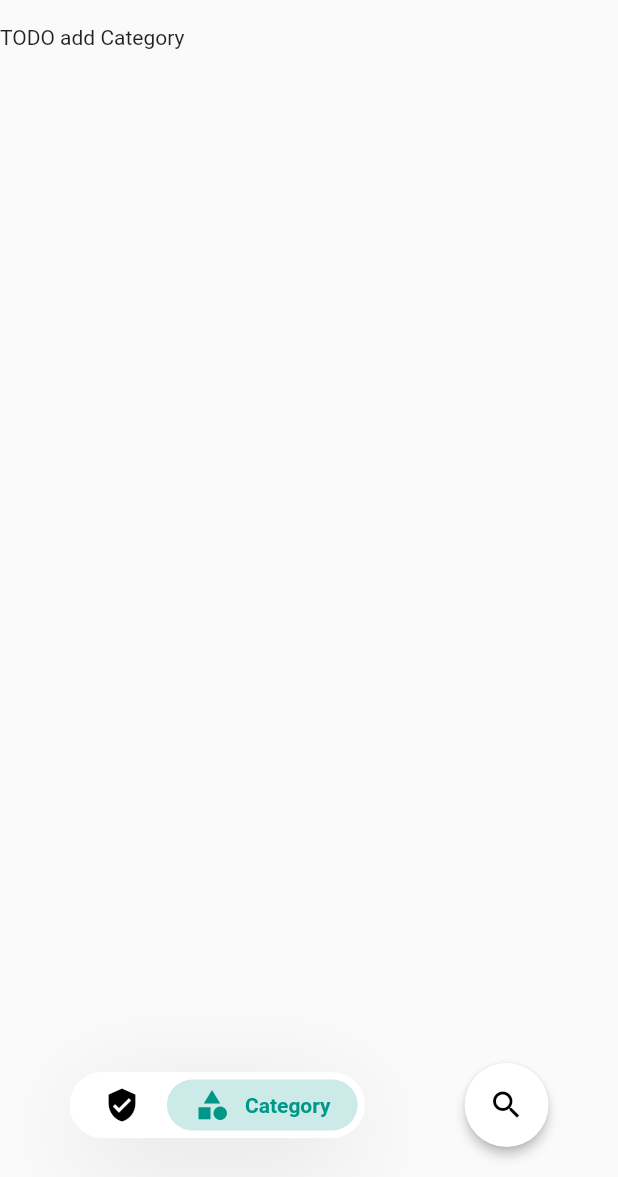
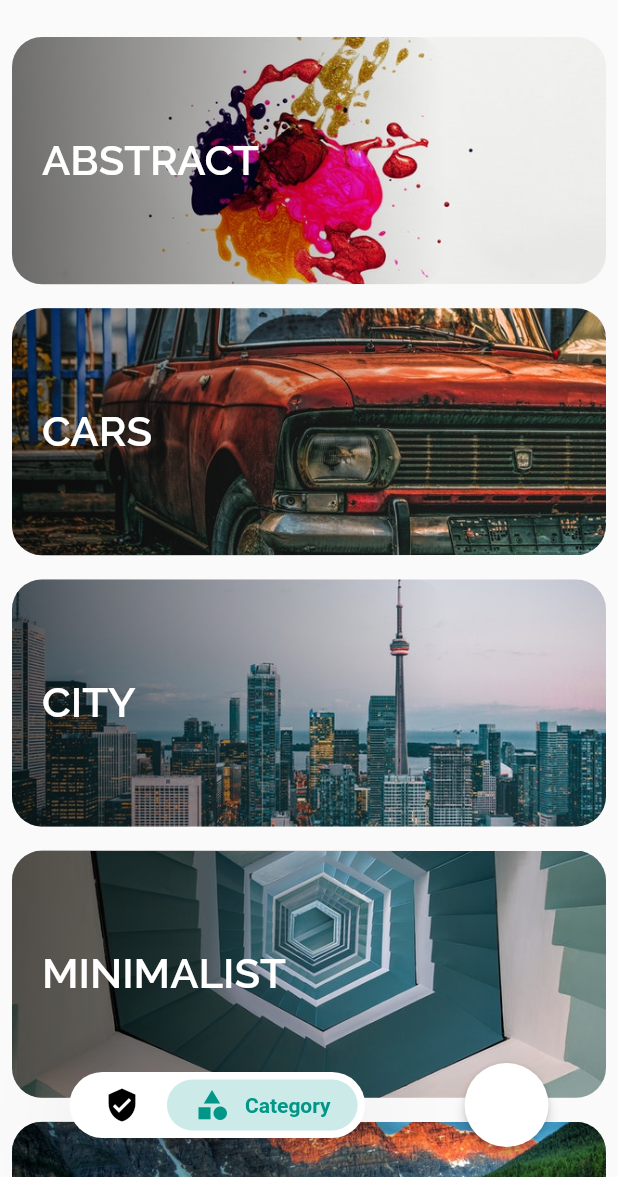
Before and after one commit to tsvillain/Wallbay, a Flutter app: the screen it shows after launch, swiped to page 2, on a phone screen of 412 x 824 dp, the part 59-1236 px from its top. Run offline on Flutter 3.47's test engine with Material 2 defaults, Android fonts, the phone set to English and light mode, and no system bars; drawn by our look-alikes of google_nav_bar; our stand-ins replace dio, flutter_bloc, photo_view, share, splashscreen; missing offline and left inert: easy_permission_validator, flutter_custom_tabs, launch_review, wallpaperplugin; network calls fail.

Commit message:
added category

```diff
--- a/lib/Bloc/wallpaperState.dart
+++ b/lib/Bloc/wallpaperState.dart
@@ -31,7 +31,7 @@ class CategoryWallpaperIsLoading extends WallpaperState {}
 class CategoryWallpaperIsLoaded extends WallpaperState {
   final List<Wallpaper> _wallpaper;
   CategoryWallpaperIsLoaded(this._wallpaper);
-  List<Wallpaper> get getWallpaper => _wallpaper;
+  List<Wallpaper> get getCategoryWallpaper => _wallpaper;
 }
 
 class CategoryWallpaperIsNotLoaded extends WallpaperState {}
--- /dev/null
+++ b/lib/Model/cateogry.dart
@@ -0,0 +1,42 @@
+import 'package:flutter/material.dart';
+
+class Category {
+  String name;
+  AssetImage image;
+
+  Category({
+    @required this.name,
+    @required this.image,
+  });
+}
+
+List<Category> categoryList = [
+  Category(
+    image: AssetImage("image/abstract.jpg"),
+    name: "Abstract",
+  ),
+  Category(
+    image: AssetImage("image/car.jpg"),
+    name: "Cars",
+  ),
+  Category(
+    image: AssetImage("image/city.jpg"),
+    name: "City",
+  ),
+  Category(
+    image: AssetImage("image/minimalist.jpg"),
+    name: "Minimalist",
+  ),
+  Category(
+    image: AssetImage("image/nature.jpg"),
+    name: "Nature",
+  ),
+  Category(
+    image: AssetImage("image/space.jpg"),
+    name: "Space",
+  ),
+  Category(
+    image: AssetImage("image/sport.jpg"),
+    name: "Sport",
+  ),
+];
--- /dev/null
+++ b/lib/Screens/CategoryList.dart
@@ -0,0 +1,78 @@
+import 'package:flutter/cupertino.dart';
+import 'package:flutter/material.dart';
+import 'package:wallbay/Model/cateogry.dart';
+import 'package:wallbay/Screens/Category.dart' as category;
+
+class CategoryList extends StatefulWidget {
+  @override
+  _CategoryListState createState() => _CategoryListState();
+}
+
+class _CategoryListState extends State<CategoryList>
+    with AutomaticKeepAliveClientMixin {
+  @override
+  Widget build(BuildContext context) {
+    super.build(context);
+    return ListView.builder(
+        itemCount: categoryList.length,
+        itemBuilder: (context, index) {
+          return Padding(
+            padding: const EdgeInsets.all(8.0),
+            child: InkWell(
+              onTap: () {
+                Navigator.push(
+                    context,
+                    MaterialPageRoute(
+                        builder: (context) => category.Category(
+                            category: categoryList[index].name)));
+              },
+              child: Stack(
+                children: [
+                  Container(
+                    height: MediaQuery.of(context).size.height * 0.2,
+                    decoration: BoxDecoration(
+                      borderRadius: BorderRadius.circular(20),
+                      image: DecorationImage(
+                        image: categoryList[index].image,
+                        fit: BoxFit.cover,
+                      ),
+                    ),
+                  ),
+                  Container(
+                    height: MediaQuery.of(context).size.height * 0.2,
+                    width: MediaQuery.of(context).size.width * 0.7,
+                    decoration: BoxDecoration(
+                      borderRadius: BorderRadius.circular(20),
+                      gradient: LinearGradient(
+                        colors: [
+                          Colors.black54,
+                          Colors.transparent,
+                        ],
+                      ),
+                    ),
+                  ),
+                  Positioned(
+                    left: 20,
+                    height: MediaQuery.of(context).size.height * 0.2,
+                    child: Center(
+                      child: Text(
+                        categoryList[index].name.toUpperCase(),
+                        style: TextStyle(
+                          fontSize: 28,
+                          fontWeight: FontWeight.bold,
+                          color: Colors.white,
+                          fontFamily: 'Raleway',
+                        ),
+                      ),
+                    ),
+                  ),
+                ],
+              ),
+            ),
+          );
+        });
+  }
+
+  @override
+  bool get wantKeepAlive => true;
+}
--- a/lib/Screens/HomePage.dart
+++ b/lib/Screens/HomePage.dart
@@ -1,7 +1,7 @@
 import 'package:flutter/cupertino.dart';
 import 'package:flutter/material.dart';
 import 'package:google_nav_bar/google_nav_bar.dart';
-import 'package:wallbay/Screens/Category.dart' as categoryScreen;
+import 'package:wallbay/Screens/CategoryList.dart' as categoryScreen;
 import 'package:wallbay/Screens/EditorChoice.dart';
 import 'package:wallbay/Screens/Search.dart';
 import 'package:wallbay/Screens/Setting.dart';
@@ -136,6 +136,6 @@ getScreen(int selectedIndex) {
   if (selectedIndex == 0) {
     return EditorChoice();
   } else if (selectedIndex == 1) {
-    return categoryScreen.Category();
+    return categoryScreen.CategoryList();
   }
 }
--- a/lib/Screens/Search.dart
+++ b/lib/Screens/Search.dart
@@ -122,10 +122,4 @@ class _SearchState extends State<Search> {
       },
     );
   }
-
-  @override
-  void dispose() {
-    super.dispose();
-    _wallpaperBloc.close();
-  }
 }
--- a/lib/main.dart
+++ b/lib/main.dart
@@ -1,6 +1,7 @@
 import 'package:flutter/material.dart';
 import 'package:flutter_bloc/flutter_bloc.dart';
 import 'package:splashscreen/splashscreen.dart';
+import 'package:wallbay/Bloc/categoryWallpaperBloc.dart';
 import 'package:wallbay/Bloc/searchWallpaperBloc.dart';
 import 'package:wallbay/Bloc/wallpaperBloc.dart';
 import 'package:wallbay/Screens/HomePage.dart';
@@ -24,13 +25,15 @@ class MyApp extends StatelessWidget {
       create: (context) => WallpaperBloc(),
       child: BlocProvider(
         create: (context) => SearchWallpaperBloc(),
+        child: BlocProvider(
+          create: (context) => CategoryWallpaperBloc(),
           child: MaterialApp(
             debugShowCheckedModeBanner: false,
             title: 'Wallbay',
             theme: ThemeData(
                 brightness: Brightness.light,
                 cardColor: Colors.white38,
-              accentColor: Colors.amberAccent,
+                accentColor: Colors.black,
                 cursorColor: Colors.black,
                 dialogBackgroundColor: Colors.white,
                 primaryColor: Colors.white),
@@ -66,6 +69,7 @@ class MyApp extends StatelessWidget {
             ),
           ),
         ),
+      ),
     );
   }
 }
--- a/pubspec.yaml
+++ b/pubspec.yaml
@@ -61,7 +61,7 @@ flutter:
 
   # To add assets to your application, add an assets section, like this:
   assets:
-    - image/icon.png
+    - image/
   #  - images/a_dot_ham.jpeg
 
   # An image asset can refer to one or more resolution-specific "variants", see
```
Also changed, not shown: lib/Screens/Category.dart (+84 -7 lines), image/abstract.jpg (added), image/car.jpg (added), image/city.jpg (added), image/minimalist.jpg (added), image/nature.jpg (added), image/space.jpg (added), image/sport.jpg (added), 1 other file. Lines whose indentation alone changed are shown as unchanged.
